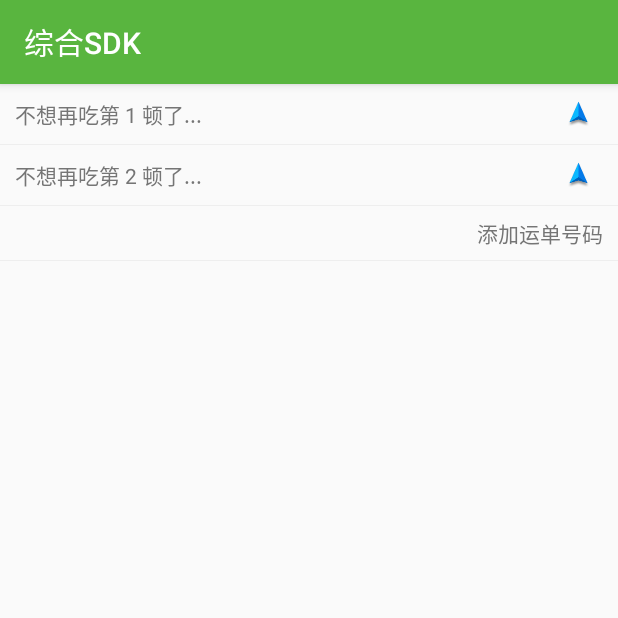
After one commit to NicolasKun/MemoDemo, an Android app: the DynamicInsert screen opened directly, with no data from a screen before it, on a phone screen of 412 x 824 dp, the top half of it. The commit adds this screen. Run offline under Robolectric (Android 15) with nearby library versions, the phone set to English and light mode, and no system bars; our stand-ins replace ButterKnife; libraries missing offline, so code that uses them is left out: org.xutils, org.xutils.common, org.xutils.http, org.xutils.x.

Commit message:
listview动态添加条目~

```diff
--- a/app/build.gradle
+++ b/app/build.gradle
@@ -1,4 +1,5 @@
 apply plugin: 'com.android.application'
+apply plugin: 'com.neenbedankt.android-apt'
 
 android {
     signingConfigs {
@@ -52,4 +53,6 @@ dependencies {
     compile 'com.squareup.retrofit2:converter-gson:2.1.0'
     compile 'fm.jiecao:jiecaovideoplayer:4.6.2'
     compile 'com.qiniu:qiniu-android-sdk:7.2.2'
+    compile 'com.jakewharton:butterknife:8.4.0'
+    apt 'com.jakewharton:butterknife-compiler:8.4.0'
 }
--- /dev/null
+++ b/app/src/main/java/cn/leeq/util/memodemo/ui/DynamicInsert.java
@@ -0,0 +1,71 @@
+package cn.leeq.util.memodemo.ui;
+
+import android.os.Bundle;
+import android.util.Log;
+import android.view.LayoutInflater;
+import android.view.View;
+import android.widget.AdapterView;
+import android.widget.ArrayAdapter;
+import android.widget.GridView;
+import android.widget.ListView;
+import android.widget.Toast;
+
+import java.util.ArrayList;
+import java.util.List;
+
+import butterknife.BindView;
+import butterknife.ButterKnife;
+import cn.leeq.util.memodemo.R;
+import cn.leeq.util.memodemo.adapter.GeneralAdapter;
+import cn.leeq.util.memodemo.adapter.ViewsHolder;
+
+public class DynamicInsert extends BaseActivity implements AdapterView.OnItemClickListener {
+    private static final String TAG = "DynamicInsert";
+
+    @BindView(R.id.di_list_view)
+    ListView diListView;
+    @BindView(R.id.di_grid_view)
+    GridView diGridView;
+
+    private List<String> lvData = new ArrayList<>();
+    private GeneralAdapter<String> lvAdapter;
+    @Override
+    protected void onCreate(Bundle savedInstanceState) {
+        super.onCreate(savedInstanceState);
+        setContentView(R.layout.activity_dynamic_insert);
+        ButterKnife.bind(this);
+        loadData();
+        init();
+    }
+
+    private void init() {
+        diListView.setAdapter(lvAdapter = new GeneralAdapter<String>(this, lvData, R.layout.item_dynamic_insert_list) {
+            @Override
+            public void convert(ViewsHolder holder, String item, int position) {
+                holder.setText(R.id.item_di_list_tv_content, item);
+            }
+        });
+
+        View listBottomLayout = LayoutInflater.from(this).inflate(R.layout.bottom_layout_dynamic_insert, null);
+        diListView.addFooterView(listBottomLayout);
+
+        diListView.setOnItemClickListener(this);
+    }
+
+    private void loadData() {
+        for (int i = 1; i < 3; i++) {
+            lvData.add("不想再吃第 " + i + " 顿了...");
+        }
+    }
+
+    @Override
+    public void onItemClick(AdapterView<?> parent, View view, int position, long id) {
+        Log.e(TAG, "onItemClick: " + position);
+        if (position == lvData.size()) {
+            lvData.add("不想吃   " + (lvData.size() + 1) + " 顿了...");
+            lvAdapter.notifyDataSetChanged();
+        } else {
+            Toast.makeText(this, position + " -- ", Toast.LENGTH_SHORT).show();
+        }
+    }
+}
--- a/app/src/main/java/cn/leeq/util/memodemo/ui/MainActivity.java
+++ b/app/src/main/java/cn/leeq/util/memodemo/ui/MainActivity.java
@@ -117,6 +117,9 @@ public class MainActivity extends BaseActivity implements AdapterView.OnItemClic
             case 18:
                 startToActivity(IflyVoiceDemo.class);
                 break;
+            case 19:
+                startToActivity(DynamicInsert.class);
+                break;
         }
     }
 
--- /dev/null
+++ b/app/src/main/res/layout/activity_dynamic_insert.xml
@@ -0,0 +1,35 @@
+<?xml version="1.0" encoding="utf-8"?>
+<LinearLayout xmlns:android="http://schemas.android.com/apk/res/android"
+    xmlns:tools="http://schemas.android.com/tools"
+    android:orientation="vertical"
+    android:layout_width="match_parent"
+    android:layout_height="match_parent"
+    tools:context="cn.leeq.util.memodemo.ui.DynamicInsert">
+    <LinearLayout
+        android:layout_width="match_parent"
+        android:layout_height="0dp"
+        android:layout_weight="1">
+        <ListView
+            android:id="@+id/di_list_view"
+            android:dividerHeight="1px"
+            android:divider="@color/color_grey_200"
+            android:layout_width="match_parent"
+            android:layout_height="match_parent"/>
+    </LinearLayout>
+
+    <View
+        android:layout_width="match_parent"
+        android:layout_height="1px"
+        android:background="@color/color_grey_200" />
+    <LinearLayout
+        android:layout_width="match_parent"
+        android:layout_height="0dp"
+        android:layout_weight="1">
+        <GridView
+            android:id="@+id/di_grid_view"
+            android:numColumns="4"
+            android:stretchMode="columnWidth"
+            android:layout_width="match_parent"
+            android:layout_height="match_parent"/>
+    </LinearLayout>
+</LinearLayout>
--- /dev/null
+++ b/app/src/main/res/layout/bottom_layout_dynamic_insert.xml
@@ -0,0 +1,11 @@
+<?xml version="1.0" encoding="utf-8"?>
+<TextView xmlns:android="http://schemas.android.com/apk/res/android"
+    android:id="@+id/bottom_di_tv_insert"
+    android:gravity="right|center_vertical"
+    android:textColor="@color/color_grey_600"
+    android:paddingRight="10dp"
+    android:text="添加运单号码"
+    android:paddingTop="7dp"
+    android:paddingBottom="7dp"
+    android:layout_width="match_parent"
+    android:layout_height="40dp"/>
--- /dev/null
+++ b/app/src/main/res/layout/item_dynamic_insert_list.xml
@@ -0,0 +1,25 @@
+<?xml version="1.0" encoding="utf-8"?>
+<LinearLayout xmlns:android="http://schemas.android.com/apk/res/android"
+    android:orientation="vertical"
+    android:layout_width="match_parent"
+    android:layout_height="match_parent">
+    <LinearLayout
+        android:layout_width="match_parent"
+        android:layout_height="40dp"
+        android:orientation="horizontal"
+        android:paddingLeft="10dp"
+        android:paddingRight="10dp"
+        android:gravity="center_vertical">
+        <TextView
+            android:id="@+id/item_di_list_tv_content"
+            android:layout_width="0dp"
+            android:layout_weight="1"
+            android:layout_height="wrap_content"
+            android:textColor="@color/color_grey_600"
+            android:text="哈哈哈"/>
+        <ImageView
+            android:layout_width="wrap_content"
+            android:layout_height="wrap_content"
+            android:src="@mipmap/location_marker"/>
+    </LinearLayout>
+</LinearLayout>
--- a/app/src/main/res/values/strings.xml
+++ b/app/src/main/res/values/strings.xml
@@ -21,7 +21,9 @@
         <item>蓝牙</item>
         <item>录音\n上传\t播放</item>
         <item>讯飞\n语音合成</item>
+        <item>尾部\n添加</item>
     </string-array>
+
     <string name="title_activity_xutils_dbdemo">XUtilsDBDemo</string>
     <string name="menu_search">搜索</string>
 
@@ -30,6 +32,7 @@
     <string name="scan_text">将二维码放入框内, 即可自动扫描</string>
     <string name="ifly_voice_content">您有一个新订单啦\n收件地址在南美洲巴西联邦共和国伊比公园东门\n现在接单吗</string>
     <string name="ifly_et_default">扁担长,板凳宽,扁担想绑在板凳上.\n板凳说:也行.</string>
+
     <!-- 保存到共享数据的值：0，1，2，3，4，5，6 -->
     <string-array name="feeds_list">
         <item>"0mm"</item>
--- a/build.gradle
+++ b/build.gradle
@@ -6,7 +6,7 @@ buildscript {
     }
     dependencies {
         classpath 'com.android.tools.build:gradle:2.2.0'
-
+        classpath 'com.neenbedankt.gradle.plugins:android-apt:1.8'
         // NOTE: Do not place your application dependencies here; they belong
         // in the individual module build.gradle files
     }
```
Also changed, not shown: app/src/main/AndroidManifest.xml (+18 -25 lines).
